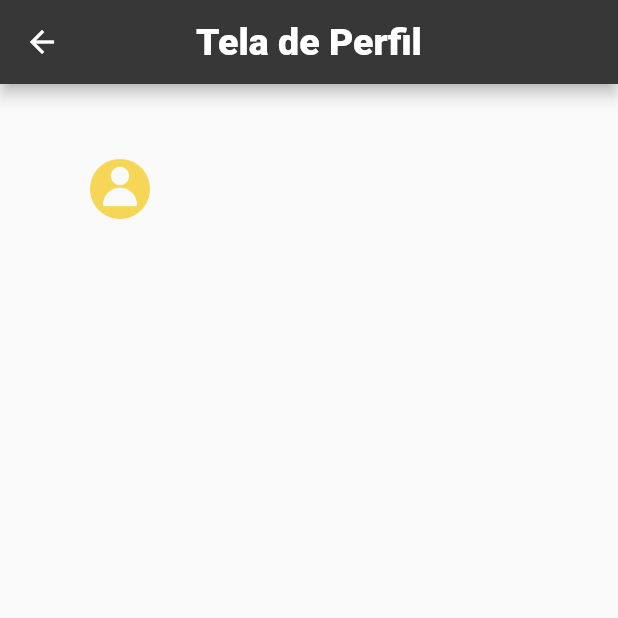
After one commit to Jul10c3s4/projeto1-controlador-despesas, a Flutter app: the Perfil screen opened directly, on a phone screen of 412 x 824 dp, the top half of it. The commit adds this screen. Run offline on Flutter 3.47's test engine with Material 2 defaults, Android fonts, the phone set to English and light mode, and no system bars.

Commit message:
novos dados

```diff
--- /dev/null
+++ b/lib/pages/perfil.dart
@@ -0,0 +1,54 @@
+import 'package:flutter/material.dart';
+import 'package:flutter/src/foundation/key.dart';
+import 'package:flutter/src/widgets/framework.dart';
+
+class Perfil extends StatefulWidget {
+  const Perfil({Key? key}) : super(key: key);
+
+  @override
+  State<Perfil> createState() => _PerfilState();
+}
+
+class _PerfilState extends State<Perfil> {
+  @override
+  Widget build(BuildContext context) {
+    return Scaffold(
+      appBar: AppBar(
+        centerTitle: true,
+        title: Text(
+          'Tela de Perfil',
+          style: TextStyle(
+            color: Colors.white,
+            fontSize: 25,
+            fontWeight: FontWeight.w800),
+          ),
+          leading: IconButton(onPressed: (){
+          Navigator.pushReplacementNamed(context, '/homepage');
+        }, icon: Icon(Icons.arrow_back)),
+          backgroundColor: Color(0xFF373737),
+        ),
+        body: Padding(
+          padding: EdgeInsets.symmetric(horizontal: 30, vertical: 20),
+          child: SingleChildScrollView(
+            child: Column(
+              children: [
+                Container(
+                  width: 100,
+                  height: 100,
+                  decoration: BoxDecoration(
+                    shape: BoxShape.circle,
+                    image: DecorationImage(
+                      image: AssetImage("assets/images/perfil.png"),
+                      fit: BoxFit.cover,
+                    )
+                  ),
+                )
+              ],
+            ),
+          ),
+
+          ),
+    );
+
+  }
+}
--- a/pubspec.yaml
+++ b/pubspec.yaml
@@ -37,6 +37,7 @@ dependencies:
   # Use with the CupertinoIcons class for iOS style icons.
   cupertino_icons: ^1.0.2
   sqflite: ^2.0.3
+  image_picker: ^0.8.5+3
 
 dev_dependencies:
   flutter_test:
```
Also changed, not shown: lib/domain/despesas.dart (+38 -1 lines), lib/pages/adicionardespesa.dart (+7 -5 lines), lib/pages/homepage.dart (+110 -2 lines), assets/images/perfil.png (added), pubspec.lock.
